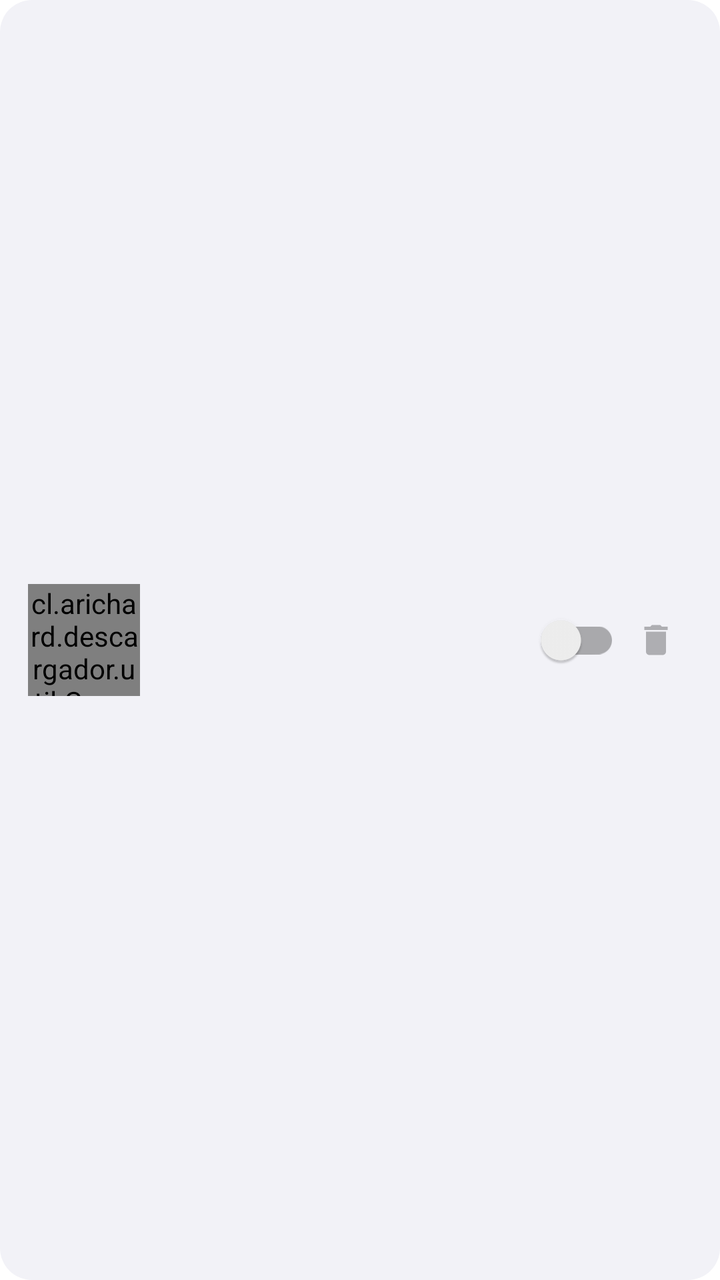
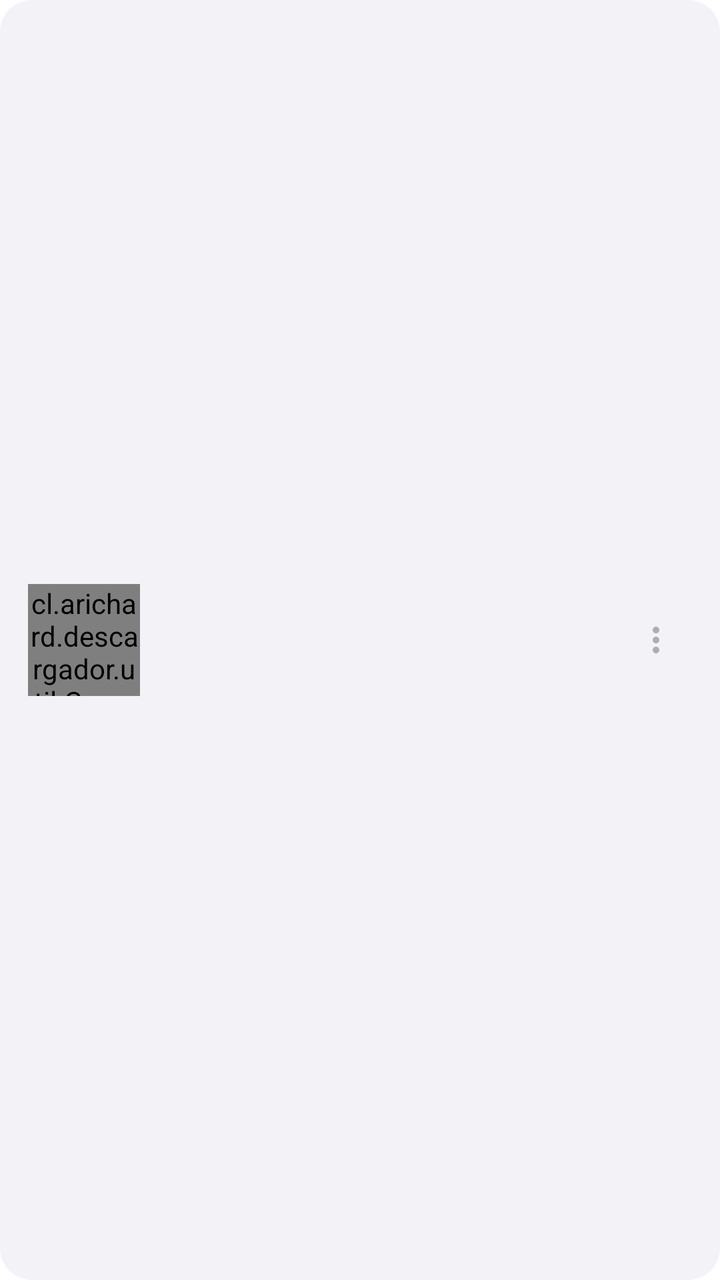

The first picture is an Android layout as it rendered before a commit; the second is the same layout after the commit. The layout source and the unified diff follow.
<!-- AndroidManifest.xml: application theme Theme.MusicBox -->
<!-- res/layout/item_playlist.xml -->
<?xml version="1.0" encoding="utf-8"?>
<LinearLayout xmlns:android="http://schemas.android.com/apk/res/android"
    android:id="@+id/playlistItemRoot"
    android:layout_width="match_parent" android:layout_height="wrap_content"
    android:orientation="horizontal" android:gravity="center_vertical"
    android:padding="14dp" android:layout_marginStart="8dp" android:layout_marginEnd="8dp"
    android:layout_marginBottom="6dp" android:background="@drawable/bg_card">
    <cl.arichard.descargador.util.CoverCollageView android:id="@+id/playlistCollage"
        android:layout_width="56dp" android:layout_height="56dp"/>
    <LinearLayout android:layout_width="0dp" android:layout_height="wrap_content"
        android:layout_weight="1" android:orientation="vertical" android:layout_marginStart="14dp">
        <TextView android:id="@+id/txtPlaylistName" android:layout_width="wrap_content"
            android:layout_height="wrap_content" android:textColor="@color/text_primary"
            android:textSize="15sp" android:textStyle="bold"/>
        <TextView android:id="@+id/txtPlaylistCount" android:layout_width="wrap_content"
            android:layout_height="wrap_content" android:layout_marginTop="2dp"
            android:textColor="@color/text_secondary" android:textSize="13sp"/>
    </LinearLayout>
    <androidx.appcompat.widget.SwitchCompat
        android:id="@+id/switchAutoDownload"
        android:layout_width="wrap_content" android:layout_height="36dp"
        android:showText="false" android:contentDescription="Descarga automática"/>
    <ImageView android:id="@+id/btnDeletePlaylist" android:layout_width="36dp"
        android:layout_height="36dp" android:padding="8dp" android:src="@drawable/ic_delete"
        android:background="?attr/selectableItemBackgroundBorderless"/>
</LinearLayout>
<!-- resources referenced by this layout -->
<resources>
  <!-- drawable ic_delete (drawable) -->
  <vector xmlns:android="http://schemas.android.com/apk/res/android"
      android:width="24dp" android:height="24dp"
      android:viewportWidth="24" android:viewportHeight="24">
      <path android:fillColor="@color/text_muted" android:pathData="M6,19c0,1.1 0.9,2 2,2h8c1.1,0 2,-0.9 2,-2V7H6v12zM19,4h-3.5l-1,-1h-5l-1,1H5v2h14V4z"/>
  </vector>
  <style name="Theme.MusicBox" parent="Theme.MaterialComponents.DayNight.NoActionBar">
          <item name="colorPrimary">@color/accent</item>
          <item name="colorPrimaryVariant">@color/accent</item>
          <item name="colorSecondary">@color/accent</item>
          <item name="android:statusBarColor">@color/bg_primary</item>
          <item name="android:navigationBarColor">@color/bg_primary</item>
          <item name="android:windowBackground">@color/bg_primary</item>
          <item name="android:textColorPrimary">@color/text_primary</item>
          <item name="android:textColorSecondary">@color/text_secondary</item>
          <item name="android:windowAnimationStyle">@style/WindowAnim</item>
          <item name="buttonBarPositiveButtonStyle">@style/Widget.MusicBox.DialogButton</item>
          <item name="buttonBarNegativeButtonStyle">@style/Widget.MusicBox.DialogButton</item>
          <item name="buttonBarNeutralButtonStyle">@style/Widget.MusicBox.DialogButton</item>
      </style>
  <style name="Widget.MusicBox.DialogButton" parent="Widget.AppCompat.Button.Borderless">
          <item name="android:background">@drawable/bg_text_button</item>
          <item name="android:textColor">@color/accent</item>
          <item name="android:textAllCaps">false</item>
          <item name="android:gravity">center</item>
          <item name="android:minWidth">84dp</item>
          <item name="android:minHeight">44dp</item>
          <item name="android:layout_margin">4dp</item>
          <item name="android:paddingLeft">12dp</item>
          <item name="android:paddingRight">12dp</item>
      </style>
  <!-- drawable bg_text_button (drawable) -->
  <ripple xmlns:android="http://schemas.android.com/apk/res/android" android:color="#25007AFF">
      <item>
          <shape>
              <solid android:color="@color/bg_card"/>
              <stroke android:width="1dp" android:color="@color/border"/>
              <corners android:radius="24dp"/>
          </shape>
      </item>
  </ripple>
  <!-- unchanged entries left out for length: 9 -->
</resources>

<!-- the commit's change to res/layout/item_playlist.xml (unified diff, before → after) -->
@@ -15,12 +15,18 @@
         <TextView android:id="@+id/txtPlaylistCount" android:layout_width="wrap_content"
             android:layout_height="wrap_content" android:layout_marginTop="2dp"
             android:textColor="@color/text_secondary" android:textSize="13sp"/>
+        <TextView android:id="@+id/txtPlaylistDescription" android:layout_width="match_parent"
+            android:layout_height="wrap_content" android:layout_marginTop="2dp"
+            android:textColor="@color/text_muted" android:textSize="12sp"
+            android:maxLines="1" android:ellipsize="end" android:visibility="gone"/>
     </LinearLayout>
     <androidx.appcompat.widget.SwitchCompat
         android:id="@+id/switchAutoDownload"
+        android:visibility="gone"
         android:layout_width="wrap_content" android:layout_height="36dp"
         android:showText="false" android:contentDescription="Descarga automática"/>
-    <ImageView android:id="@+id/btnDeletePlaylist" android:layout_width="36dp"
-        android:layout_height="36dp" android:padding="8dp" android:src="@drawable/ic_delete"
+    <ImageView android:id="@+id/btnPlaylistMore" android:layout_width="36dp"
+        android:layout_height="36dp" android:padding="8dp" android:src="@drawable/ic_more_vert"
+        android:contentDescription="Configurar playlist"
         android:background="?attr/selectableItemBackgroundBorderless"/>
 </LinearLayout>
<!-- resource entries referenced after the edit -->
@@ -1,46 +1,110 @@
 <!-- resources referenced by this layout -->
 <resources>
-  <!-- drawable ic_delete (drawable) -->
+  <!-- drawable ic_more_vert (drawable) -->
   <vector xmlns:android="http://schemas.android.com/apk/res/android"
       android:width="24dp" android:height="24dp"
       android:viewportWidth="24" android:viewportHeight="24">
-      <path android:fillColor="@color/text_muted" android:pathData="M6,19c0,1.1 0.9,2 2,2h8c1.1,0 2,-0.9 2,-2V7H6v12zM19,4h-3.5l-1,-1h-5l-1,1H5v2h14V4z"/>
+      <path android:fillColor="@color/text_muted" android:pathData="M12,8c1.1,0 2,-0.9 2,-2s-0.9,-2 -2,-2 -2,0.9 -2,2 0.9,2 2,2zm0,2c-1.1,0 -2,0.9 -2,2s0.9,2 2,2 2,-0.9 2,-2 -0.9,-2 -2,-2zm0,6c-1.1,0 -2,0.9 -2,2s0.9,2 2,2 2,-0.9 2,-2 -0.9,-2 -2,-2z"/>
   </vector>
   <style name="Theme.MusicBox" parent="Theme.MaterialComponents.DayNight.NoActionBar">
           <item name="colorPrimary">@color/accent</item>
           <item name="colorPrimaryVariant">@color/accent</item>
           <item name="colorSecondary">@color/accent</item>
+          <item name="colorSurface">@color/bg_card</item>
+          <item name="colorOnSurface">@color/text_primary</item>
+          <item name="colorOnBackground">@color/text_primary</item>
+          <item name="android:colorAccent">@color/accent</item>
+          <item name="colorControlNormal">@color/text_secondary</item>
+          <item name="colorControlActivated">@color/accent</item>
           <item name="android:statusBarColor">@color/bg_primary</item>
           <item name="android:navigationBarColor">@color/bg_primary</item>
           <item name="android:windowBackground">@color/bg_primary</item>
           <item name="android:textColorPrimary">@color/text_primary</item>
           <item name="android:textColorSecondary">@color/text_secondary</item>
           <item name="android:windowAnimationStyle">@style/WindowAnim</item>
+          <item name="alertDialogTheme">@style/ThemeOverlay.MusicBox.Dialog</item>
+          <item name="materialAlertDialogTheme">@style/ThemeOverlay.MusicBox.Dialog</item>
+          <item name="popupMenuStyle">@style/Widget.MusicBox.PopupMenu</item>
+          <item name="panelMenuListTheme">@style/ThemeOverlay.MusicBox.PopupMenu</item>
+      </style>
+  <style name="ThemeOverlay.MusicBox.Dialog" parent="ThemeOverlay.MaterialComponents.MaterialAlertDialog">
+          <item name="colorPrimary">@color/accent</item>
+          <item name="colorSecondary">@color/accent</item>
+          <item name="colorSurface">@color/bg_card</item>
+          <item name="colorOnSurface">@color/text_primary</item>
+          <item name="android:colorAccent">@color/accent</item>
+          <item name="android:colorBackground">@color/bg_card</item>
+          <item name="android:textColorPrimary">@color/text_primary</item>
+          <item name="android:textColorSecondary">@color/text_secondary</item>
+          <item name="android:textColorAlertDialogListItem">@color/text_primary</item>
           <item name="buttonBarPositiveButtonStyle">@style/Widget.MusicBox.DialogButton</item>
           <item name="buttonBarNegativeButtonStyle">@style/Widget.MusicBox.DialogButton</item>
           <item name="buttonBarNeutralButtonStyle">@style/Widget.MusicBox.DialogButton</item>
+          <item name="materialAlertDialogTitleTextStyle">@style/TextAppearance.MusicBox.Dialog.Title</item>
+          <item name="shapeAppearanceMediumComponent">@style/ShapeAppearance.MusicBox.Dialog</item>
+          <item name="editTextStyle">@style/Widget.MusicBox.DialogEditText</item>
       </style>
-  <style name="Widget.MusicBox.DialogButton" parent="Widget.AppCompat.Button.Borderless">
-          <item name="android:background">@drawable/bg_text_button</item>
+  <style name="Widget.MusicBox.PopupMenu" parent="Widget.AppCompat.PopupMenu">
+          <item name="android:popupBackground">@drawable/bg_popup_menu</item>
+          <item name="android:dropDownVerticalOffset">4dp</item>
+          <item name="android:dropDownHorizontalOffset">0dp</item>
+      </style>
+  <style name="ThemeOverlay.MusicBox.PopupMenu" parent="ThemeOverlay.AppCompat">
+          <item name="android:colorBackground">@color/bg_elevated</item>
+          <item name="android:textColorPrimary">@color/text_primary</item>
+          <item name="android:textColorSecondary">@color/text_secondary</item>
+          <item name="colorControlNormal">@color/text_primary</item>
+          <item name="textAppearanceLargePopupMenu">@style/TextAppearance.MusicBox.PopupMenu</item>
+          <item name="textAppearanceSmallPopupMenu">@style/TextAppearance.MusicBox.PopupMenu</item>
+      </style>
+  <style name="Widget.MusicBox.DialogButton" parent="Widget.MaterialComponents.Button.TextButton.Dialog">
+          <item name="backgroundTint">@android:color/transparent</item>
+          <item name="android:backgroundTint">@android:color/transparent</item>
           <item name="android:textColor">@color/accent</item>
           <item name="android:textAllCaps">false</item>
+          <item name="android:textStyle">bold</item>
           <item name="android:gravity">center</item>
-          <item name="android:minWidth">84dp</item>
+          <item name="android:minWidth">64dp</item>
           <item name="android:minHeight">44dp</item>
-          <item name="android:layout_margin">4dp</item>
           <item name="android:paddingLeft">12dp</item>
           <item name="android:paddingRight">12dp</item>
+          <item name="rippleColor">@color/dialog_button_ripple</item>
       </style>
-  <!-- drawable bg_text_button (drawable) -->
-  <ripple xmlns:android="http://schemas.android.com/apk/res/android" android:color="#25007AFF">
-      <item>
-          <shape>
-              <solid android:color="@color/bg_card"/>
-              <stroke android:width="1dp" android:color="@color/border"/>
-              <corners android:radius="24dp"/>
-          </shape>
-      </item>
-  </ripple>
+  <style name="TextAppearance.MusicBox.Dialog.Title" parent="MaterialAlertDialog.MaterialComponents.Title.Text">
+          <item name="android:textColor">@color/text_primary</item>
+          <item name="android:textSize">20sp</item>
+          <item name="android:textStyle">bold</item>
+      </style>
+  <style name="ShapeAppearance.MusicBox.Dialog" parent="ShapeAppearance.MaterialComponents.MediumComponent">
+          <item name="cornerFamily">rounded</item>
+          <item name="cornerSize">22dp</item>
+      </style>
+  <style name="Widget.MusicBox.DialogEditText" parent="Widget.AppCompat.EditText">
+          <item name="android:textColor">@color/text_primary</item>
+          <item name="android:textColorHint">@color/text_secondary</item>
+          <item name="android:backgroundTint">@color/accent</item>
+          <item name="android:paddingLeft">16dp</item>
+          <item name="android:paddingRight">16dp</item>
+          <item name="android:minHeight">52dp</item>
+      </style>
+  <!-- drawable bg_popup_menu (drawable) -->
+  <?xml version="1.0" encoding="utf-8"?>
+  <shape xmlns:android="http://schemas.android.com/apk/res/android">
+      <solid android:color="@color/bg_elevated" />
+      <stroke android:width="1dp" android:color="@color/border" />
+      <corners android:radius="16dp" />
+      <padding
+          android:left="4dp"
+          android:top="8dp"
+          android:right="4dp"
+          android:bottom="8dp" />
+  </shape>
+  <color name="bg_elevated">#E5E5EA</color>
+  <style name="TextAppearance.MusicBox.PopupMenu" parent="TextAppearance.AppCompat.Body1">
+          <item name="android:textColor">@color/text_primary</item>
+          <item name="android:textSize">16sp</item>
+      </style>
+  <color name="dialog_button_ripple">#26007AFF</color>
   <!-- unchanged entries left out for length: 9 -->
 </resources>
 
